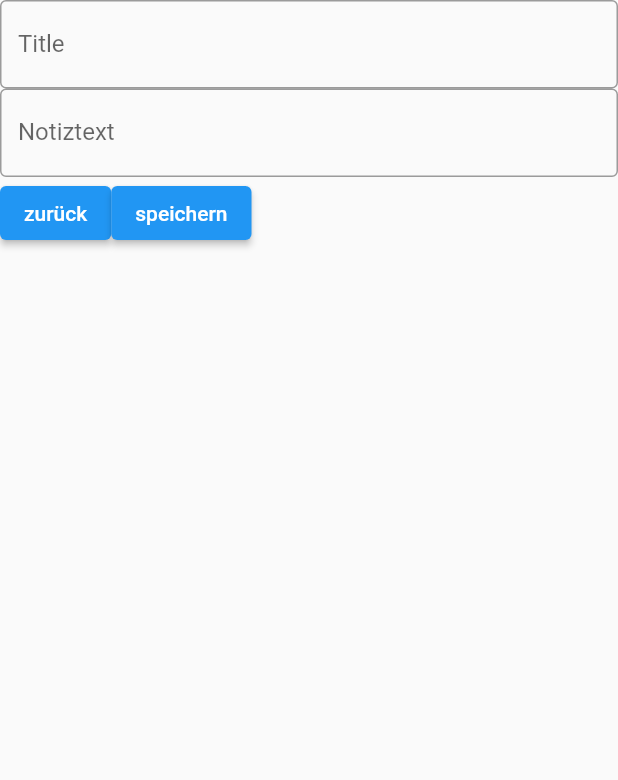
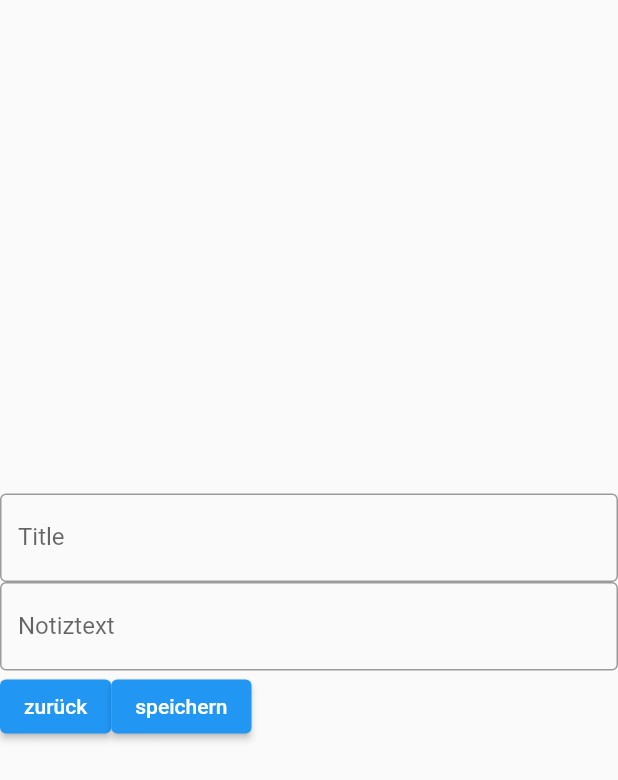
Before and after one commit to AaronLinder/notizapp, a Flutter app: the notiz screen opened by its route, on a phone screen of 412 x 824 dp. Shown: the top 780 px of the screen. Run offline on Flutter 3.47's test engine with Material 2 defaults, Android fonts, the phone set to English and light mode, and no system bars.

Commit message:
Update notiz.dart

```diff
--- a/lib/notiz.dart
+++ b/lib/notiz.dart
@@ -8,8 +8,9 @@ class notiz extends StatelessWidget {
   Widget build(BuildContext context) {
     return Scaffold(
       body: Container(
+          alignment: Alignment.center,
           child: Column(
-              mainAxisAlignment: MainAxisAlignment.start,
+              mainAxisAlignment: MainAxisAlignment.center,
               mainAxisSize: MainAxisSize.max,
               children: [
                 Align(
```
